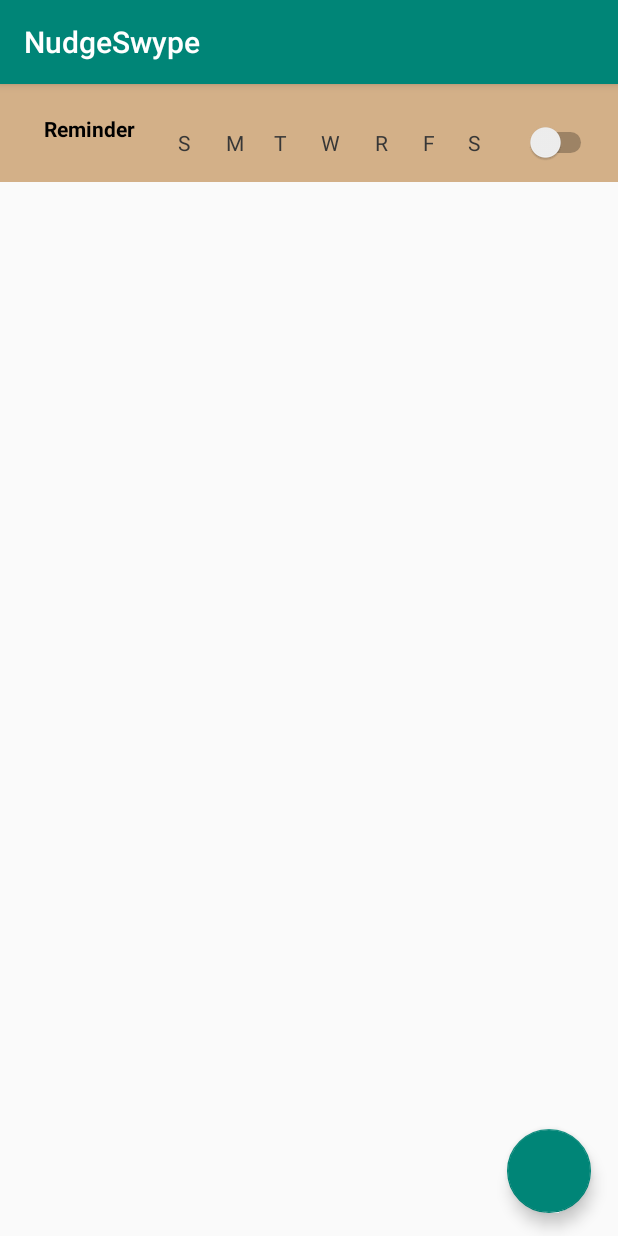
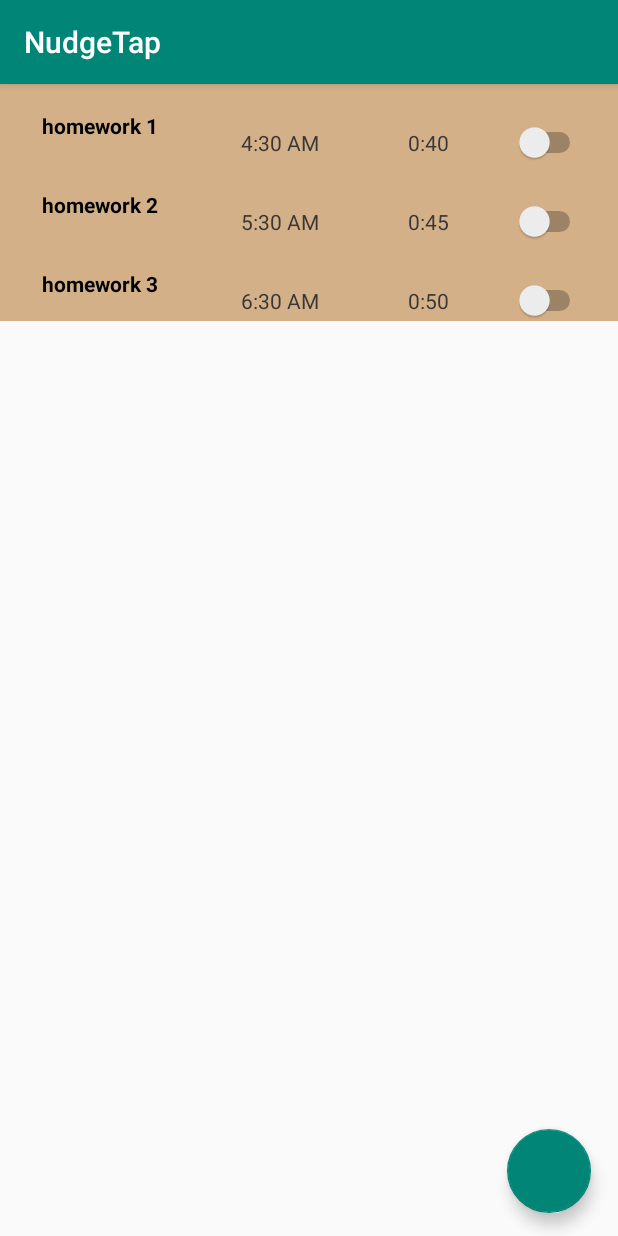
Before and after one commit to JohnK0/NudgeSwype, an Android app: the screen it shows after launch (MainActivity), on a phone screen of 412 x 824 dp. Run offline under Robolectric (Android 15) with nearby library versions, the phone set to English and light mode, and no system bars.

Commit message:
dynanically added reminders using recyclerView

```diff
--- a/app/src/main/java/com/hci/nudgeswype/MainActivity.kt
+++ b/app/src/main/java/com/hci/nudgeswype/MainActivity.kt
@@ -5,7 +5,9 @@ import android.os.Bundle
 import android.support.v7.app.AppCompatActivity
 import kotlinx.android.synthetic.main.activity_main.*
 
-class MainActivity : AppCompatActivity() {
+class MainActivity : SingleFragmentActivity() {
+    override fun createFragment() = MainFragment.newInstance()
+
     var str = "0"
     val fragManager = supportFragmentManager
     val fragTransaction = fragManager.beginTransaction()
@@ -24,6 +26,7 @@ class MainActivity : AppCompatActivity() {
         }
     }
 
+
     override fun onResume() {
         super.onResume()
         add(reminderFragment())
--- /dev/null
+++ b/app/src/main/java/com/hci/nudgeswype/listAdapter.kt
@@ -0,0 +1,45 @@
+package com.hci.nudgeswype
+
+import android.graphics.Movie
+import android.support.v7.widget.RecyclerView
+import android.view.LayoutInflater
+import android.view.ViewGroup
+import android.widget.TextView
+
+class ListAdapter(private val list: List<reminder_object>)
+    : RecyclerView.Adapter<ReminderViewHolder>() {
+
+    override fun onCreateViewHolder(parent: ViewGroup, viewType: Int): ReminderViewHolder {
+        val inflater = LayoutInflater.from(parent.context)
+        return ReminderViewHolder(inflater, parent)
+    }
+
+    override fun onBindViewHolder(holder: ReminderViewHolder, position: Int) {
+        val reminder: reminder_object = list[position]
+        holder.bind(reminder)
+    }
+
+    override fun getItemCount(): Int = list.size
+
+}
+
+class ReminderViewHolder(inflater: LayoutInflater, parent: ViewGroup) :
+    RecyclerView.ViewHolder(inflater.inflate(R.layout.reminder, parent, false)) {
+    private var reminderNameView: TextView? = null
+    private var reminderTimeView: TextView? = null
+    private var reminderSnoozeView: TextView? = null
+
+
+    init {
+        reminderNameView = itemView.findViewById(R.id.reminderName)
+        reminderTimeView = itemView.findViewById(R.id.reminderTime)
+        reminderSnoozeView = itemView.findViewById(R.id.reminderSnooze)
+    }
+
+    fun bind(reminder: reminder_object) {
+        reminderNameView?.text = reminder.name
+        reminderTimeView?.text = reminder.reminder_time
+        reminderSnoozeView?.text = reminder.snooze_time
+    }
+
+}
--- /dev/null
+++ b/app/src/main/java/com/hci/nudgeswype/mainFragment.kt
@@ -0,0 +1,41 @@
+package com.hci.nudgeswype
+
+import android.os.Bundle
+import android.support.v4.app.Fragment
+import android.support.v7.widget.LinearLayoutManager
+import android.view.LayoutInflater
+import android.view.View
+import android.view.ViewGroup
+import kotlinx.android.synthetic.main.recycler_view_frag.*
+
+data class reminder_object(val reminder_time: String, val snooze_time: String, val name: String)
+
+class MainFragment : Fragment() {
+
+    private val reminders = listOf(
+       reminder_object("4:30 AM", "0:40", "homework 1"),
+       reminder_object("5:30 AM", "0:45", "homework 2"),
+       reminder_object("6:30 AM", "0:50", "homework 3")
+    )
+
+    override fun onCreate(savedInstanceState: Bundle?) {
+        super.onCreate(savedInstanceState)
+        retainInstance = true
+    }
+
+    override fun onCreateView(inflater: LayoutInflater, container: ViewGroup?, savedInstanceState: Bundle?): View? =
+        inflater.inflate(R.layout.recycler_view_frag, container, false)
+
+
+    override fun onViewCreated(view: View, savedInstanceState: Bundle?) {
+        super.onViewCreated(view, savedInstanceState)
+        list_recycler_view.apply {
+            layoutManager = LinearLayoutManager(activity)
+            adapter = ListAdapter(reminders)
+        }
+    }
+
+    companion object {
+        fun newInstance(): MainFragment = MainFragment()
+    }
+}
--- /dev/null
+++ b/app/src/main/java/com/hci/nudgeswype/singleFragmentActivity.kt
@@ -0,0 +1,33 @@
+package com.hci.nudgeswype
+
+import android.os.Bundle
+import android.support.annotation.LayoutRes
+import android.support.v4.app.Fragment
+import android.support.v7.app.AppCompatActivity
+
+abstract class SingleFragmentActivity : AppCompatActivity() {
+
+    private val layoutResId: Int
+        @LayoutRes
+        get() = R.layout.activity_main
+
+    protected abstract fun createFragment(): Fragment
+
+    override fun onCreate(savedInstanceState: Bundle?) {
+        super.onCreate(savedInstanceState)
+
+        setContentView(layoutResId)
+
+        val fm = supportFragmentManager
+        var fragment = fm.findFragmentById(R.id.fragment_container)
+
+        // ensures fragments already created will not be created
+        if (fragment == null) {
+            fragment = createFragment()
+            // create and commit a fragment transaction
+            fm.beginTransaction()
+                .add(R.id.fragment_container, fragment)
+                .commit()
+        }
+    }
+}
--- /dev/null
+++ b/app/src/main/res/layout/activity_fragment.xml
@@ -0,0 +1,7 @@
+<?xml version="1.0" encoding="utf-8"?>
+<FrameLayout xmlns:android="http://schemas.android.com/apk/res/android"
+             android:id="@+id/fragment_container"
+             android:layout_width="match_parent"
+             android:layout_height="match_parent">
+
+</FrameLayout>
--- a/app/src/main/res/layout/activity_main.xml
+++ b/app/src/main/res/layout/activity_main.xml
@@ -5,6 +5,7 @@
         xmlns:app="http://schemas.android.com/apk/res-auto"
         android:layout_width="match_parent"
         android:layout_height="match_parent"
+        android:id="@+id/fragment_container"
         tools:context=".MainActivity">
     <android.support.design.widget.FloatingActionButton
             android:layout_width="wrap_content"
@@ -14,8 +15,5 @@
             android:layout_marginBottom="15dp" android:layout_alignParentEnd="true"
             android:layout_alignParentRight="true" android:layout_marginRight="15dp" android:layout_marginEnd="18dp"
             app:backgroundTint="@color/colorPrimary"/>
-    <fragment
-            android:layout_width="match_parent"
-            android:layout_height="65dp" android:name="com.hci.nudgeswype.reminderFragment"
-            android:id="@+id/fragment"/>
+
 </RelativeLayout>
--- /dev/null
+++ b/app/src/main/res/layout/recycler_view_frag.xml
@@ -0,0 +1,8 @@
+<?xml version="1.0" encoding="utf-8"?>
+<android.support.v7.widget.RecyclerView
+        android:id="@+id/list_recycler_view"
+        android:layout_width="match_parent"
+        android:layout_height="match_parent"
+        xmlns:android="http://schemas.android.com/apk/res/android">
+
+</android.support.v7.widget.RecyclerView>
--- a/app/src/main/res/layout/reminder.xml
+++ b/app/src/main/res/layout/reminder.xml
@@ -3,79 +3,36 @@
                                              xmlns:app="http://schemas.android.com/apk/res-auto"
                                              xmlns:tools="http://schemas.android.com/tools"
                                              android:layout_width="match_parent"
-                                             android:layout_height="match_parent" android:background="#D3B088">
+                                             android:layout_height="wrap_content" android:background="#D3B088">
 
     <TextView
-            android:text="@string/reminderText"
-            android:layout_width="71dp"
-            android:layout_height="35dp"
+            android:text="@string/reminder_name"
+            android:layout_width="100dp"
+            android:layout_height="26dp"
             android:id="@+id/reminderName" android:gravity="center"
             android:textColor="@android:color/black" android:textStyle="bold"
-            app:layout_constraintEnd_toStartOf="@+id/sunday" app:layout_constraintBottom_toTopOf="@+id/sunday"
-            app:layout_constraintTop_toTopOf="@+id/sunday" app:layout_constraintStart_toStartOf="parent"
-            android:layout_marginLeft="16dp" android:layout_marginStart="16dp" android:layout_marginEnd="15dp"
-            android:layout_marginRight="15dp"/>
+            app:layout_constraintEnd_toStartOf="@+id/reminderTime" app:layout_constraintBottom_toTopOf="@+id/reminderTime"
+            app:layout_constraintTop_toTopOf="@+id/reminderTime" app:layout_constraintStart_toStartOf="parent"
+            android:layout_marginEnd="15dp"
+            android:layout_marginRight="15dp" app:layout_constraintHorizontal_bias="0.12"
+            android:layout_marginLeft="1dp" android:layout_marginStart="1dp"/>
     <TextView
-            android:text="@string/monday"
-            android:layout_width="wrap_content"
-            android:layout_height="wrap_content"
-            android:id="@+id/monday" android:gravity="center"
-            app:layout_constraintBaseline_toBaselineOf="@+id/tuesday" app:layout_constraintStart_toEndOf="@+id/sunday"
-            app:layout_constraintEnd_toStartOf="@+id/tuesday" android:layout_marginEnd="12dp"
+            android:text="@string/reminder_snooze"
+            android:layout_width="58dp"
+            android:layout_height="23dp"
+            android:id="@+id/reminderSnooze" android:gravity="center"
+            app:layout_constraintBaseline_toBaselineOf="@+id/toggleSwitch"
+            app:layout_constraintStart_toEndOf="@+id/reminderTime"
+            app:layout_constraintEnd_toStartOf="@+id/toggleSwitch" android:layout_marginEnd="12dp"
             android:layout_marginRight="12dp" android:textColor="@color/daysOfTheWeekOff"/>
     <TextView
-            android:text="@string/Sunday"
-            android:layout_width="wrap_content"
-            android:layout_height="wrap_content"
-            android:id="@+id/sunday" android:gravity="center"
-            app:layout_constraintBaseline_toBaselineOf="@+id/monday"
-            app:layout_constraintStart_toEndOf="@+id/reminderName" app:layout_constraintEnd_toStartOf="@+id/monday"
+            android:text="@string/reminder_time"
+            android:layout_width="77dp"
+            android:layout_height="23dp"
+            android:id="@+id/reminderTime" android:gravity="center"
+            app:layout_constraintBaseline_toBaselineOf="@+id/reminderSnooze"
+            app:layout_constraintStart_toEndOf="@+id/reminderName" app:layout_constraintEnd_toStartOf="@+id/reminderSnooze"
             android:layout_marginEnd="16dp" android:layout_marginRight="16dp"
-            android:textColor="@color/daysOfTheWeekOff"/>
-    <TextView
-            android:text="@string/tuesday"
-            android:layout_width="wrap_content"
-            android:layout_height="wrap_content"
-            android:id="@+id/tuesday" android:gravity="center"
-            app:layout_constraintStart_toEndOf="@+id/monday" app:layout_constraintEnd_toStartOf="@+id/wednesday"
-            app:layout_constraintTop_toTopOf="@+id/friday" app:layout_constraintBottom_toBottomOf="@+id/friday"
-            android:layout_marginEnd="14dp" android:layout_marginRight="14dp"
-            android:textColor="@color/daysOfTheWeekOff"/>
-    <TextView
-            android:text="@string/wednesday"
-            android:layout_width="wrap_content"
-            android:layout_height="wrap_content"
-            android:id="@+id/wednesday" android:gravity="center"
-            app:layout_constraintBaseline_toBaselineOf="@+id/tuesday" app:layout_constraintStart_toEndOf="@+id/tuesday"
-            app:layout_constraintEnd_toStartOf="@+id/thursday" android:layout_marginEnd="15dp"
-            android:layout_marginRight="15dp" android:textColor="@color/daysOfTheWeekOff"/>
-    <TextView
-            android:text="@string/thursday"
-            android:layout_width="wrap_content"
-            android:layout_height="wrap_content"
-            android:id="@+id/thursday" android:gravity="center"
-            app:layout_constraintBaseline_toBaselineOf="@+id/wednesday"
-            app:layout_constraintStart_toEndOf="@+id/wednesday" app:layout_constraintEnd_toStartOf="@+id/friday"
-            android:layout_marginEnd="15dp" android:layout_marginRight="15dp"
-            android:textColor="@color/daysOfTheWeekOff"/>
-    <TextView
-            android:text="@string/Friday"
-            android:layout_width="wrap_content"
-            android:layout_height="wrap_content"
-            android:id="@+id/friday" android:gravity="center"
-            app:layout_constraintBaseline_toBaselineOf="@+id/saturday"
-            app:layout_constraintStart_toEndOf="@+id/thursday" app:layout_constraintEnd_toStartOf="@+id/saturday"
-            android:layout_marginEnd="14dp" android:layout_marginRight="14dp"
-            android:textColor="@color/daysOfTheWeekOff"/>
-    <TextView
-            android:text="@string/Saturday"
-            android:layout_width="wrap_content"
-            android:layout_height="wrap_content"
-            android:id="@+id/saturday" android:gravity="center"
-            app:layout_constraintStart_toEndOf="@+id/friday" app:layout_constraintEnd_toStartOf="@+id/toggleSwitch"
-            app:layout_constraintTop_toTopOf="@+id/toggleSwitch"
-            app:layout_constraintBottom_toBottomOf="@+id/toggleSwitch"
-            android:layout_marginEnd="22dp" android:layout_marginRight="22dp"
             android:textColor="@color/daysOfTheWeekOff"/>
 
 
@@ -84,8 +41,9 @@
             android:layout_height="wrap_content"
             android:id="@+id/toggleSwitch" android:layout_marginTop="25dp"
             android:theme="@style/SwitchTheme"
-            app:layout_constraintStart_toEndOf="@+id/saturday" app:layout_constraintEnd_toEndOf="parent"
-            app:layout_constraintTop_toTopOf="parent" android:layout_marginEnd="6dp" android:layout_marginRight="6dp"/>
+            app:layout_constraintStart_toEndOf="@+id/reminderSnooze" app:layout_constraintEnd_toEndOf="parent"
+            app:layout_constraintTop_toTopOf="parent" android:layout_marginEnd="6dp" android:layout_marginRight="6dp"
+            app:layout_constraintHorizontal_bias="0.92"/>
 
 
 </android.support.constraint.ConstraintLayout>
--- a/app/src/main/res/values/strings.xml
+++ b/app/src/main/res/values/strings.xml
@@ -1,6 +1,9 @@
 <resources>
-    <string name="app_name">NudgeSwype</string>
-    <string name="thursday">R</string>
+    <string name="app_name">NudgeTap</string>
+    <string name="reminder_time">0:00 AM</string>
+    <string name="reminder_snooze">0:00</string>
+    <string name="reminder_name">reminder</string>
+    <string name="Thursday">T</string>
     <string name="wednesday">W</string>
     <string name="monday">M</string>
     <string name="tuesday">T</string>
```
